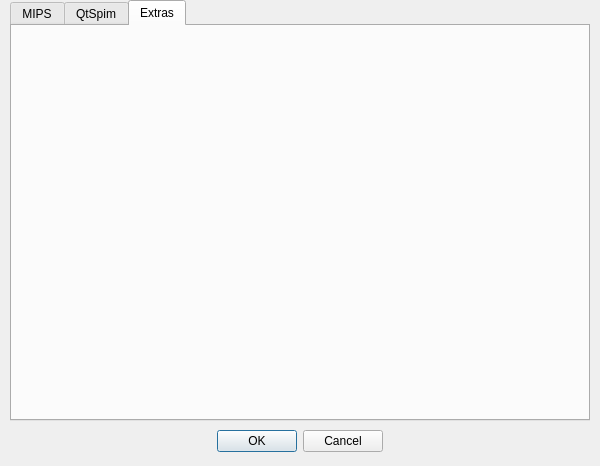
Old version of the form QtSpim/settings.ui in the repository memchk/spimsimulator.
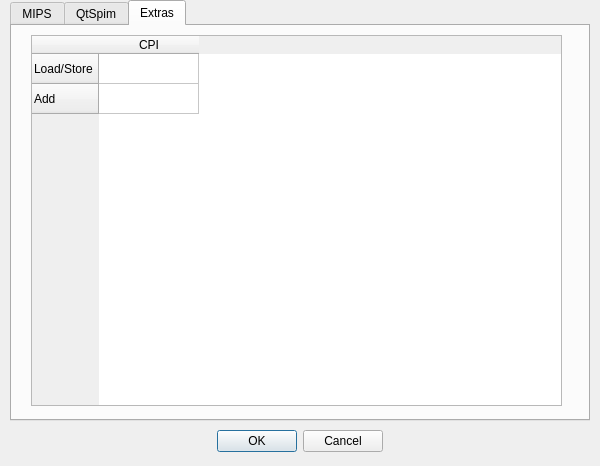
New version of the form. Custom widgets are drawn as their Qt base class.

Commit message: Added primitive cycle counter and syscalls. Begun framework for creating a CPI table as to modify the cycle count per opcode.

What changed in the file:
```diff
--- a/QtSpim/settings.ui
+++ b/QtSpim/settings.ui
@@ -532,7 +532,43 @@
        <height>371</height>
       </rect>
      </property>
-     <layout class="QVBoxLayout" name="verticalLayout"/>
+     <layout class="QGridLayout" name="gridLayout_6">
+      <item row="0" column="0">
+       <widget class="QTableWidget" name="tableWidget">
+        <row>
+         <property name="text">
+          <string>Load/Store</string>
+         </property>
+        </row>
+        <row>
+         <property name="text">
+          <string>Add</string>
+         </property>
+        </row>
+        <column>
+         <property name="text">
+          <string>CPI</string>
+         </property>
+         <property name="textAlignment">
+          <set>AlignCenter</set>
+         </property>
+        </column>
+        <item row="0" column="0">
+         <property name="text">
+          <string/>
+         </property>
+         <property name="textAlignment">
+          <set>AlignCenter</set>
+         </property>
+        </item>
+        <item row="1" column="0">
+         <property name="text">
+          <string/>
+         </property>
+        </item>
+       </widget>
+      </item>
+     </layout>
     </widget>
    </widget>
   </widget>
```
Left out of the diff: 2 changed lines with no effect on the pictures. The commit also changes 7 other files.
